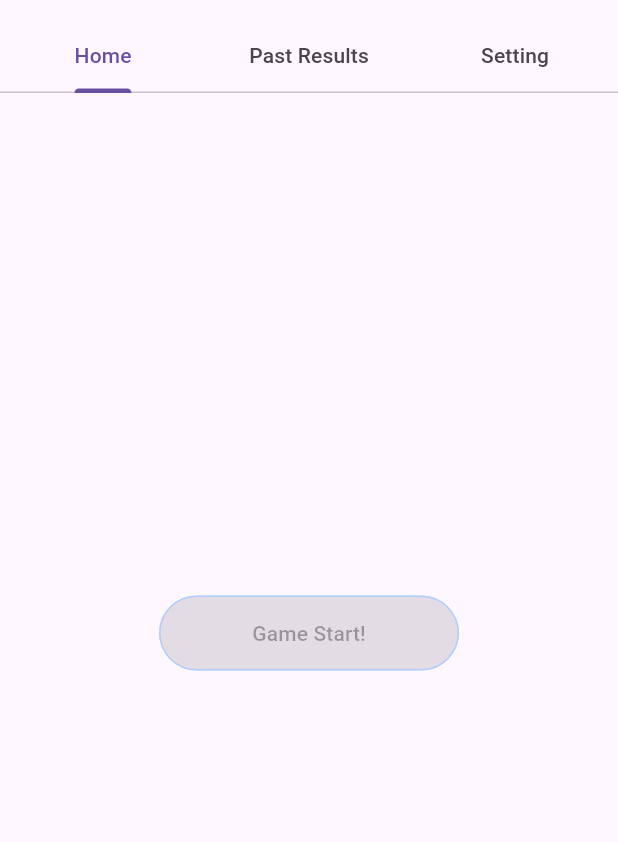
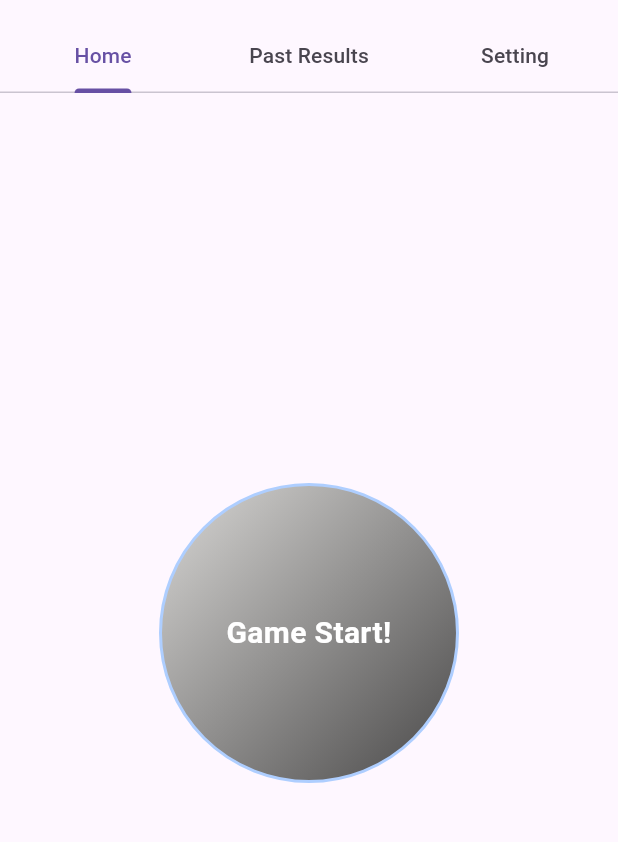
Before and after one commit to tarofess/family_game_score, a Flutter app: the screen it shows after launch, on a phone screen of 412 x 824 dp, the part 63-905 px from its top. Run offline on Flutter 3.47's test engine with Material 3 defaults, Android fonts, the phone set to English and light mode, and no system bars; our stand-ins replace flutter_hooks, flutter_riverpod, freezed_annotation, grouped_list, hooks_riverpod, sqflite; accounts and stored records are empty; generated files the repository leaves out were written again; Roboto replaces fonts that are missing (Gill Sans).

Commit message:
UIを全体的にリッチに修正

```diff
--- a/lib/l10n/app_en.arb
+++ b/lib/l10n/app_en.arb
@@ -19,8 +19,9 @@
   "editPlayerName": "Edit player name",
   "cancel": "Cancel",
   "confirmation": "Confirmation",
-  "deleteConfirmationJa": "",
-  "deleteConfirmationEn": "Do you want to delete ",
+  "deleteConfirmationTitleJa": "",
+  "deleteConfirmationTitleEn": "Delete ",
+  "deleteConfirmationMessage": "If you delete it, you can't undo it, but do you really want to delete it?",
   "close": "close",
   "unableToEditPlayer": "Game is currently in progress\nPlayer cannot be edited",
   "playerNotRegistered": "No players are registered\nPlease add at least 2 more players to start the game",
--- a/lib/l10n/app_ja.arb
+++ b/lib/l10n/app_ja.arb
@@ -19,8 +19,9 @@
   "editPlayerName": "プレイヤー名を編集してください",
   "cancel": "キャンセル",
   "confirmation": "確認",
-  "deleteConfirmationJa": "を削除しますか？",
-  "deleteConfirmationEn": "",
+  "deleteConfirmationTitleJa": "を削除します",
+  "deleteConfirmationTitleEn": "",
+  "deleteConfirmationMessage": "削除すると元に戻せませんが本当に削除しますか？",
   "close": "閉じる",
   "unableToEditPlayer": "現在ゲームが進行中のため\nプレイヤーの編集ができません",
   "playerNotRegistered": "プレイヤーが登録されていません\nゲームを始めるために2名以上追加してください",
--- a/lib/main.dart
+++ b/lib/main.dart
@@ -3,7 +3,7 @@ import 'package:family_game_score/view/home_view.dart';
 import 'package:family_game_score/view/result_history_view.dart';
 import 'package:flutter/material.dart';
 import 'package:flutter_localizations/flutter_localizations.dart';
-import 'package:flutter_riverpod/flutter_riverpod.dart';
+import 'package:hooks_riverpod/hooks_riverpod.dart';
 import 'package:family_game_score/view/setting_view.dart';
 import 'package:flutter_gen/gen_l10n/app_localizations.dart';
 
--- a/lib/view/home_view.dart
+++ b/lib/view/home_view.dart
@@ -1,9 +1,12 @@
+import 'package:family_game_score/model/entity/player.dart';
+import 'package:family_game_score/model/entity/session.dart';
 import 'package:family_game_score/provider/player_provider.dart';
 import 'package:family_game_score/provider/session_provider.dart';
 import 'package:family_game_score/view/scoring_view.dart';
 import 'package:family_game_score/view/widget/common_error_widget.dart';
+import 'package:family_game_score/view/widget/gradient_circle_button.dart';
 import 'package:flutter/material.dart';
-import 'package:flutter_riverpod/flutter_riverpod.dart';
+import 'package:hooks_riverpod/hooks_riverpod.dart';
 import 'package:flutter_gen/gen_l10n/app_localizations.dart';
 
 class HomeView extends ConsumerWidget {
@@ -20,26 +23,8 @@ class HomeView extends ConsumerWidget {
           return players.when(
             data: (playersData) {
               return Center(
-                child: ElevatedButton(
-                    onPressed: playersData.length >= 2
-                        ? () {
-                            Navigator.pushReplacement(
-                              context,
-                              MaterialPageRoute(
-                                builder: (context) => const ScoringView(),
-                              ),
-                            );
-                          }
-                        : null,
-                    style: ElevatedButton.styleFrom(
-                      side: const BorderSide(
-                          color: Color.fromARGB(255, 174, 206, 255)),
-                      minimumSize: const Size(200, 50),
-                    ),
-                    child: sessionData == null
-                        ? Text(AppLocalizations.of(context)!.gameStart)
-                        : Text(AppLocalizations.of(context)!.gameRestart)),
-              );
+                  child: buildCenterCircleButton(
+                      context, ref, sessionData, playersData));
             },
             loading: () {
               return const Center(
@@ -64,4 +49,55 @@ class HomeView extends ConsumerWidget {
       ),
     );
   }
+
+  Widget buildCenterCircleButton(BuildContext context, WidgetRef ref,
+      Session? sessionData, List<Player> playersData) {
+    return GradientCircleButton(
+      onPressed: playersData.length >= 2
+          ? () {
+              Navigator.of(context).pushReplacement(
+                PageRouteBuilder(
+                  pageBuilder: (context, animation, secondaryAnimation) =>
+                      const ScoringView(),
+                  transitionDuration: const Duration(milliseconds: 1000),
+                  transitionsBuilder:
+                      (context, animation, secondaryAnimation, child) {
+                    var begin = const Offset(0.0, 1.0);
+                    var end = Offset.zero;
+                    var curve = Curves.fastLinearToSlowEaseIn;
+
+                    var tween = Tween(begin: begin, end: end)
+                        .chain(CurveTween(curve: curve));
+                    var offsetAnimation = animation.drive(tween);
+
+                    return SlideTransition(
+                      position: offsetAnimation,
+                      child: child,
+                    );
+                  },
+                ),
+              );
+            }
+          : null,
+      text: sessionData == null
+          ? AppLocalizations.of(context)!.gameStart
+          : AppLocalizations.of(context)!.gameRestart,
+      size: 200.0,
+      gradientColors: playersData.length >= 2
+          ? const [
+              Color.fromARGB(255, 255, 194, 102),
+              Color.fromARGB(255, 255, 101, 90)
+            ]
+          : const [
+              Color.fromARGB(255, 218, 217, 215),
+              Color.fromARGB(255, 72, 71, 71)
+            ],
+      textStyle: const TextStyle(
+        color: Colors.white,
+        fontSize: 20,
+        fontWeight: FontWeight.bold,
+        fontFamily: 'Gill Sans',
+      ),
+    );
+  }
 }
--- a/lib/view/widget/common_error_widget.dart
+++ b/lib/view/widget/common_error_widget.dart
@@ -1,5 +1,5 @@
 import 'package:flutter/material.dart';
-import 'package:flutter_riverpod/flutter_riverpod.dart';
+import 'package:hooks_riverpod/hooks_riverpod.dart';
 import 'package:flutter_gen/gen_l10n/app_localizations.dart';
 
 class CommonErrorWidget {
--- /dev/null
+++ b/lib/view/widget/gradient_circle_button.dart
@@ -0,0 +1,52 @@
+import 'package:flutter/material.dart';
+
+class GradientCircleButton extends StatelessWidget {
+  final VoidCallback? onPressed;
+  final String text;
+  final double size;
+  final List<Color> gradientColors;
+  final TextStyle textStyle;
+
+  const GradientCircleButton({
+    super.key,
+    required this.onPressed,
+    required this.text,
+    this.size = 200.0,
+    this.gradientColors = const [Colors.blue, Colors.purple],
+    this.textStyle = const TextStyle(color: Colors.white, fontSize: 18),
+  });
+
+  @override
+  Widget build(BuildContext context) {
+    return Container(
+      width: size,
+      height: size,
+      decoration: BoxDecoration(
+        shape: BoxShape.circle,
+        gradient: LinearGradient(
+          colors: gradientColors,
+          begin: Alignment.topLeft,
+          end: Alignment.bottomRight,
+        ),
+        border: Border.all(
+          color: Color.fromARGB(255, 174, 206, 255),
+          width: 2,
+        ),
+      ),
+      child: Material(
+        color: Colors.transparent,
+        child: InkWell(
+          customBorder: CircleBorder(),
+          onTap: onPressed,
+          child: Center(
+            child: Text(
+              text,
+              style: textStyle,
+              textAlign: TextAlign.center,
+            ),
+          ),
+        ),
+      ),
+    );
+  }
+}
--- a/pubspec.yaml
+++ b/pubspec.yaml
@@ -30,7 +30,8 @@ environment:
 dependencies:
   flutter:
     sdk: flutter
-  flutter_riverpod:
+  hooks_riverpod:
+  flutter_hooks:
   freezed:
   freezed_annotation:
   json_serializable:
```
Also changed, not shown: lib/view/ranking_view.dart (+33 -3 lines), lib/view/result_history_view.dart (+32 -6 lines), lib/view/scoring_view.dart (+5 -2 lines), lib/view/setting_view.dart (+24 -10 lines), lib/view/widget/sakura_painter.dart (added, +67 -0 lines).
